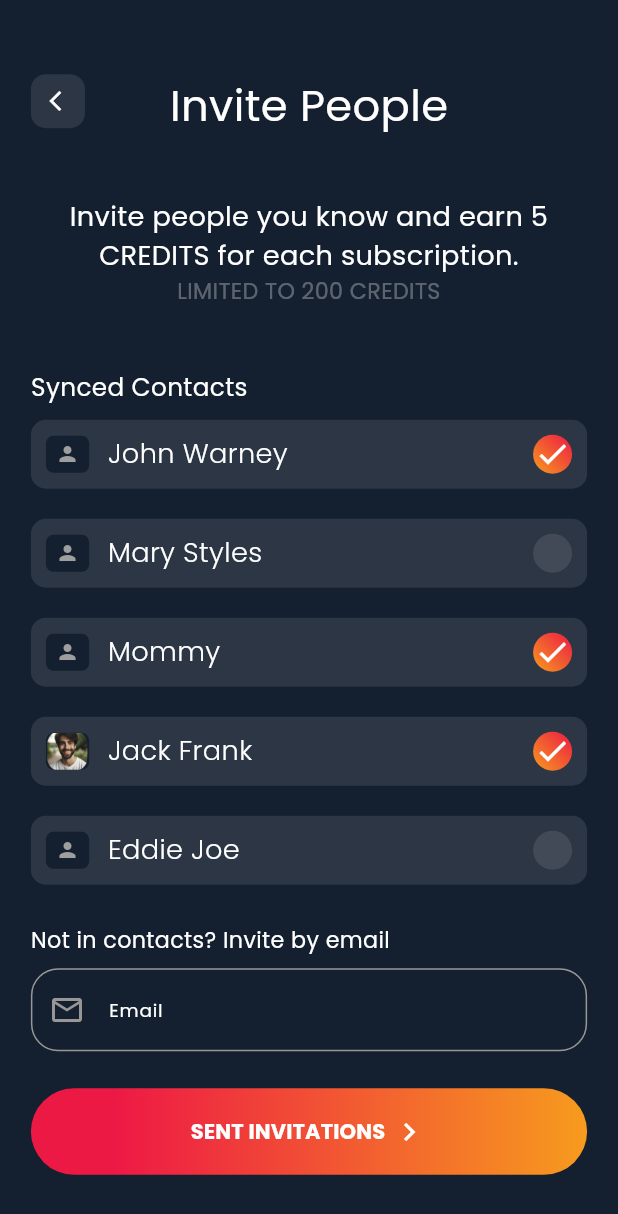
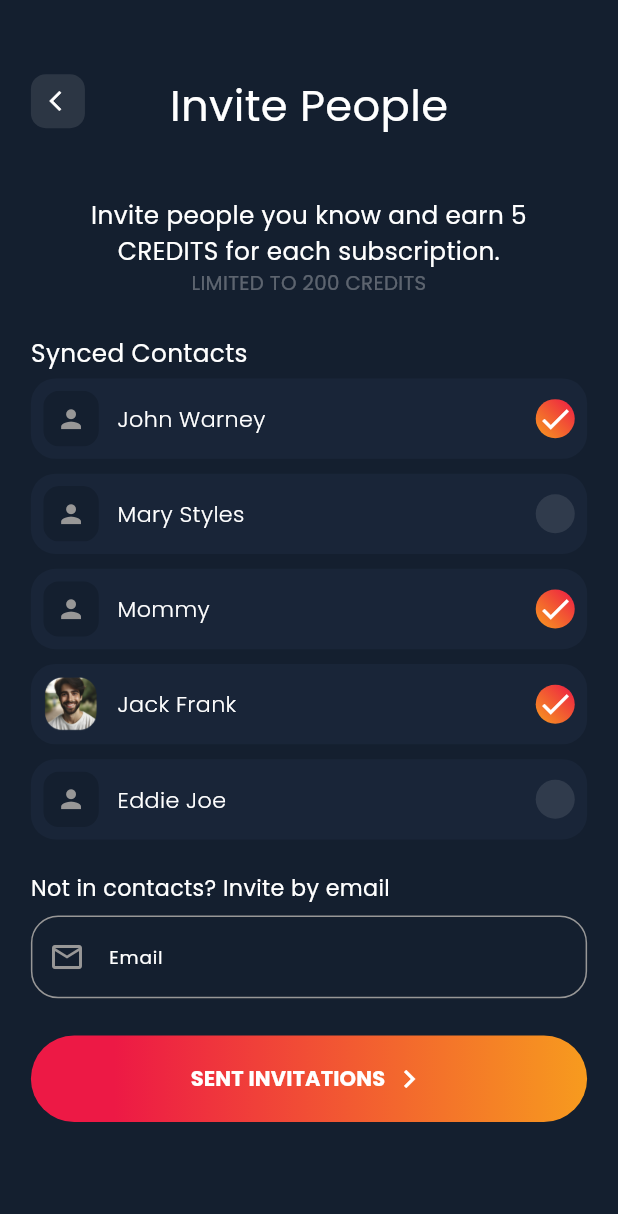
Before and after one commit to TalentKingPython/stream_rate, a Flutter app: the Invite screen opened directly, on a phone screen of 412 x 824 dp. Shown: the top 1214 px of the screen. Run offline on Flutter 3.47's test engine with Material 3 defaults, Android fonts, the phone set to English and light mode, and no system bars; our stand-ins replace camera, carousel_slider, device_preview, dots_indicator, flutter_svg, google_fonts and 3 more; missing offline and left inert: barcode, slider_captcha; accounts and stored records are empty; project files that could hold a hidden picture were left out.

Commit message:
update invite and support UI

```diff
--- a/lib/commonView/contact_user_cart.dart
+++ b/lib/commonView/contact_user_cart.dart
@@ -19,11 +19,12 @@ class UserCard extends StatelessWidget {
   @override
   Widget build(BuildContext context) {
     return Container(
-      margin: EdgeInsets.symmetric(vertical: 10),
-      padding: const EdgeInsets.all(10),
+      margin: EdgeInsets.symmetric(vertical: deviceHeight * 0.006),
+      padding: EdgeInsets.all(deviceHeight * 0.01),
+      height: deviceHeight * .065,
       decoration: BoxDecoration(
-        color: Colors.white.withOpacity(0.1), // Replace with `colorWhite`
-        borderRadius: BorderRadius.circular(10),
+        color: colorItemCard,
+        borderRadius: BorderRadius.circular(deviceHeight * 0.02),
       ),
       child: Row(
         mainAxisAlignment: MainAxisAlignment.spaceBetween,
@@ -33,28 +34,29 @@ class UserCard extends StatelessWidget {
             mainAxisAlignment: MainAxisAlignment.start,
             crossAxisAlignment: CrossAxisAlignment.center,
             children: [
-              Container(
-                width: deviceWidth * 0.07,
-                height: deviceHeight * 0.03,
-                decoration: BoxDecoration(
-                  color: colorMainBackground,
-                  borderRadius: BorderRadius.circular(5),
-                ),
-                child: ClipRRect(
-                  borderRadius: BorderRadius.circular(5),
-                  child: imagePath != null && imagePath!.isNotEmpty
-                      ? LoadImageSimple(
-                          image: imagePath!,
-                          imageFit: BoxFit.cover, // Ensures the image fits
-                          width: 50,
-                          height: 50,
-                        )
-                      : const Icon(
+              ClipRRect(
+                borderRadius: BorderRadius.circular(deviceHeight * .005),
+                child: imagePath != null && imagePath!.isNotEmpty
+                    ? LoadImageSimple(
+                        image: imagePath!,
+                        imageFit: BoxFit.fill,
+                        width: deviceHeight * 0.045,
+                        height: deviceHeight * 0.045,
+                      )
+                    : Container(
+                        width: deviceHeight * 0.045,
+                        height: deviceHeight * 0.045,
+                        decoration: BoxDecoration(
+                          color: colorMainBackground,
+                          borderRadius:
+                              BorderRadius.circular(deviceHeight * .013),
+                        ),
+                        child: Icon(
                           Icons.person,
-                          size: 16,
-                          color: Colors.grey,
+                          size: deviceHeight * .024,
+                          color: colorMainLightGray,
                         ),
-                ),
+                      ),
               ),
               SizedBox(
                 width: deviceWidth * 0.03,
@@ -62,8 +64,8 @@ class UserCard extends StatelessWidget {
               Text(
                 userName,
                 style: GoogleFonts.poppins(
-                    color: Colors.white, // Replace with `colorWhite`
-                    fontSize: deviceHeight * 0.022,
+                    color: colorWhite,
+                    fontSize: deviceHeight * 0.018,
                     fontWeight: FontWeight.w300),
               ),
             ],
--- a/lib/screens/invite/invite.dart
+++ b/lib/screens/invite/invite.dart
@@ -3,8 +3,7 @@ import 'package:google_fonts/google_fonts.dart';
 import 'package:stream_rate/commonView/custom_fill_button.dart';
 import 'package:stream_rate/commonView/contact_user_cart.dart';
 import 'package:stream_rate/commonView/custom_text_form.dart';
-import 'package:stream_rate/constant/constant.dart';
-import 'package:stream_rate/utils/utils.dart'; // Assuming this imports deviceWidth and deviceHeight
+import 'package:stream_rate/utils/utils.dart';
 
 class Invite extends StatefulWidget {
   const Invite({Key? key}) : super(key: key);
@@ -62,9 +61,7 @@ class InviteState extends State<Invite> {
                   right: deviceWidth * 0.05,
                   top: deviceHeight * 0.06),
               child: ConstrainedBox(
-                constraints: BoxConstraints(
-                  minHeight: deviceHeight,
-                ),
+                constraints: BoxConstraints(minHeight: deviceHeight),
                 child: Column(
                   crossAxisAlignment: CrossAxisAlignment.start,
                   children: [
@@ -76,9 +73,12 @@ class InviteState extends State<Invite> {
                     ),
                     Container(
                       width: deviceWidth,
-                      padding: EdgeInsets.symmetric(
-                          vertical: deviceHeight * 0.05,
-                          horizontal: deviceWidth * 0.05),
+                      padding: EdgeInsets.fromLTRB(
+                        deviceWidth * 0.05,
+                        deviceHeight * 0.05,
+                        deviceWidth * 0.05,
+                        deviceHeight * 0.03,
+                      ),
                       child: Column(
                         children: [
                           Text(
@@ -86,14 +86,14 @@ class InviteState extends State<Invite> {
                             textAlign: TextAlign.center,
                             style: GoogleFonts.poppins(
                                 color: colorWhite,
-                                fontSize: deviceHeight * 0.022),
+                                fontSize: deviceHeight * 0.02),
                           ),
                           Text(
                             "LIMITED TO 200 CREDITS",
                             textAlign: TextAlign.center,
                             style: GoogleFonts.poppins(
                                 color: whitecaptcha,
-                                fontSize: deviceHeight * 0.018),
+                                fontSize: deviceHeight * 0.016),
                           ),
                         ],
                       ),
@@ -105,21 +105,22 @@ class InviteState extends State<Invite> {
                         mainAxisAlignment: MainAxisAlignment.start,
                         crossAxisAlignment: CrossAxisAlignment.start,
                         children: [
-                          UserCard(userName: "John Warney", isSelected: true),
-                          UserCard(userName: "Mary Styles"),
-                          UserCard(userName: "Mommy", isSelected: true),
-                          UserCard(
+                          const UserCard(
+                              userName: "John Warney", isSelected: true),
+                          const UserCard(userName: "Mary Styles"),
+                          const UserCard(userName: "Mommy", isSelected: true),
+                          const UserCard(
                               userName: "Jack Frank",
                               imagePath: "assets/images/test-avatar.png",
                               isSelected: true),
-                          UserCard(userName: "Eddie Joe"),
+                          const UserCard(userName: "Eddie Joe"),
                           SizedBox(height: deviceHeight * 0.02),
                           Text("Not in contacts? Invite by email",
                               style: GoogleFonts.poppins(
                                   fontSize: deviceHeight * 0.018,
                                   color: colorWhite)),
                           SizedBox(height: deviceHeight * 0.01),
-                          CustomTextFormField(
+                          const CustomTextFormField(
                             labelText: 'Email',
                             prefixIcon: Icon(Icons.email_outlined,
                                 color: colorMainLightGray),
```
Also changed, not shown: lib/screens/profile/edit_profile.dart (+8 -14 lines), lib/screens/support/support.dart (+7 -9 lines), assets/images/sub3-logo.png.
